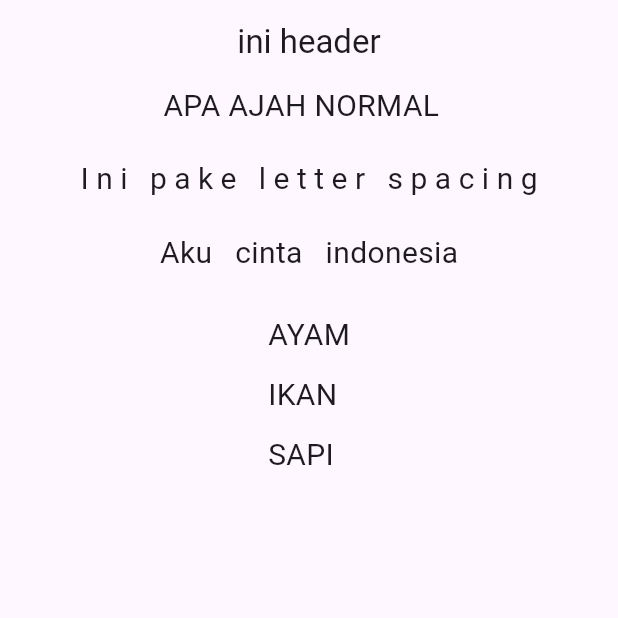
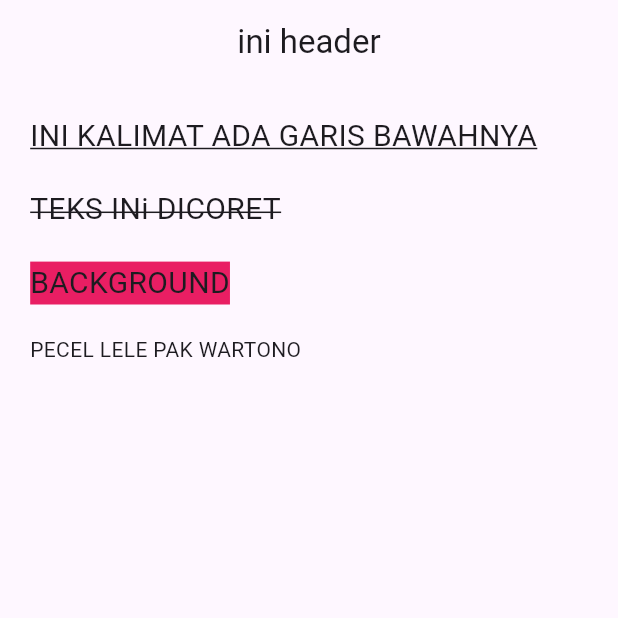
Before and after one commit to DhaniKWP/flutter-playground-3, a Flutter app: the screen it shows after launch, on a phone screen of 412 x 824 dp, the top half of it. Run offline on Flutter 3.47's test engine with Material 3 defaults, Android fonts, the phone set to English and light mode, and no system bars; statements that could not run were skipped.

Commit message:
Decoration dan Shadow

```diff
--- a/lib/main.dart
+++ b/lib/main.dart
@@ -16,55 +16,66 @@ class MyApp extends StatelessWidget {
           title: Text("ini header"),
           centerTitle: true,
         ),
-        body: Center(
-            child: SpacingTextWidget(),
+        body: const Padding(
+          padding: EdgeInsets.all(20),
+          child: DecorationTextWidget(),
         ),
       ),
     );
   }
 }
 
-class SpacingTextWidget extends StatelessWidget {
-  const SpacingTextWidget({super.key});
+
+class DecorationTextWidget extends StatelessWidget {
+  const DecorationTextWidget({super.key});
 
   @override
   Widget build(BuildContext context) {
     return const Column(
+      crossAxisAlignment: CrossAxisAlignment.start,
       children: [
         Text(
-          'APA AJAH NORMAL  ',
+          'INI KALIMAT ADA GARIS BAWAHNYA',
           style: TextStyle(
             fontSize: 20,
+            decoration: TextDecoration.underline,
           ),
         ),
 
         SizedBox(height: 20),
 
         Text(
-          'Ini pake letter spacing',
+          'TEKS INi DICORET',
           style: TextStyle(
             fontSize: 20,
-            letterSpacing: 5,
+            decoration: TextDecoration.lineThrough,
           ),
         ),
 
         SizedBox(height: 20),
 
         Text(
-          'Aku cinta indonesia',
+          'BACKGROUND',
           style: TextStyle(
             fontSize: 20,
-            wordSpacing: 10,
+            backgroundColor: Colors.pink,
           ),
         ),
 
         SizedBox(height: 20),
 
         Text(
-          'AYAM\nIKAN\nSAPI',
+          'PECEL LELE PAK WARTONO',
           style: TextStyle(
-            fontSize: 20,
-            height: 2,
+            fontSize: 5 5,
+            color: Colors.redAccent,
+            shadows: [
+              Shadow(
+                offset: Offset(3, 3),
+                blurRadius: 5,
+                color: Colors.black54,
+              ),
+            ],
           ),
         ),
       ],
```
